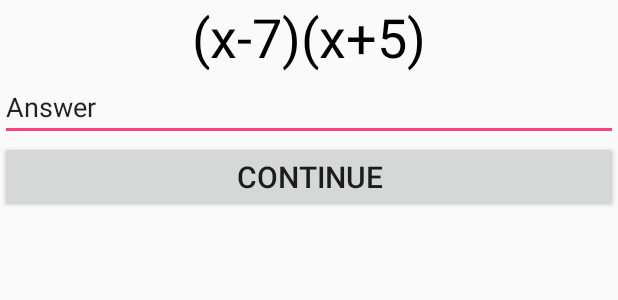
After one commit to 5hwb/maths-learning-game, an Android app: the layout activity_game_screen_fii.xml on its own in the app's theme, with its tools: preview values and no code run, on a phone screen of 412 x 824 dp. The commit adds this screen. Shown: the top 300 px of the screen. Run offline under Robolectric (Android 15) with nearby library versions, the phone set to English and light mode, and no system bars.

Commit message:
Added new question layouts

```diff
--- a/app/src/main/java/apps/perry/mathslearninggame/GameScreen.java
+++ b/app/src/main/java/apps/perry/mathslearninggame/GameScreen.java
@@ -2,12 +2,26 @@ package apps.perry.mathslearninggame;
 
 import android.support.v7.app.AppCompatActivity;
 import android.os.Bundle;
+import android.view.View;
 
 public class GameScreen extends AppCompatActivity {
+
+    boolean sw = true;
 
     @Override
     protected void onCreate(Bundle savedInstanceState) {
         super.onCreate(savedInstanceState);
-        setContentView(R.layout.activity_game_screen);
+        setContentView(R.layout.activity_game_screen_mc);
+    }
+
+    public void switchView(View v) {
+        if (sw) {
+            setContentView(R.layout.activity_game_screen_fii);
+        }
+        else {
+            setContentView(R.layout.activity_game_screen_mc);
+        }
+
+        sw = !sw;
     }
 }
--- /dev/null
+++ b/app/src/main/res/layout/activity_game_screen_fii.xml
@@ -0,0 +1,33 @@
+<?xml version="1.0" encoding="utf-8"?>
+<LinearLayout xmlns:android="http://schemas.android.com/apk/res/android"
+    xmlns:app="http://schemas.android.com/apk/res-auto"
+    android:layout_width="match_parent"
+    android:layout_height="match_parent"
+    android:orientation="vertical">
+
+    <TextView
+        android:id="@+id/textView_question"
+        android:layout_width="match_parent"
+        android:layout_height="wrap_content"
+        android:gravity="center"
+        android:text="(x-7)(x+5)"
+        android:textAlignment="center"
+        android:textColor="@android:color/black"
+        android:textSize="36sp" />
+
+    <EditText
+        android:id="@+id/editText"
+        android:layout_width="match_parent"
+        android:layout_height="wrap_content"
+        android:ems="10"
+        android:inputType="textPersonName"
+        android:text="Answer" />
+
+    <Button
+        android:layout_width="match_parent"
+        android:layout_height="wrap_content"
+        android:onClick="switchView"
+        android:text="Continue"
+        android:textSize="20sp" />
+
+</LinearLayout>
--- a/app/src/main/res/layout/activity_game_screen.xml
+++ b/app/src/main/res/layout/activity_game_screen_mc.xml
@@ -93,6 +93,7 @@
     <Button
         android:layout_width="match_parent"
         android:layout_height="wrap_content"
+        android:onClick="switchView"
         android:text="Continue"
         android:textSize="20sp" />
 
```
